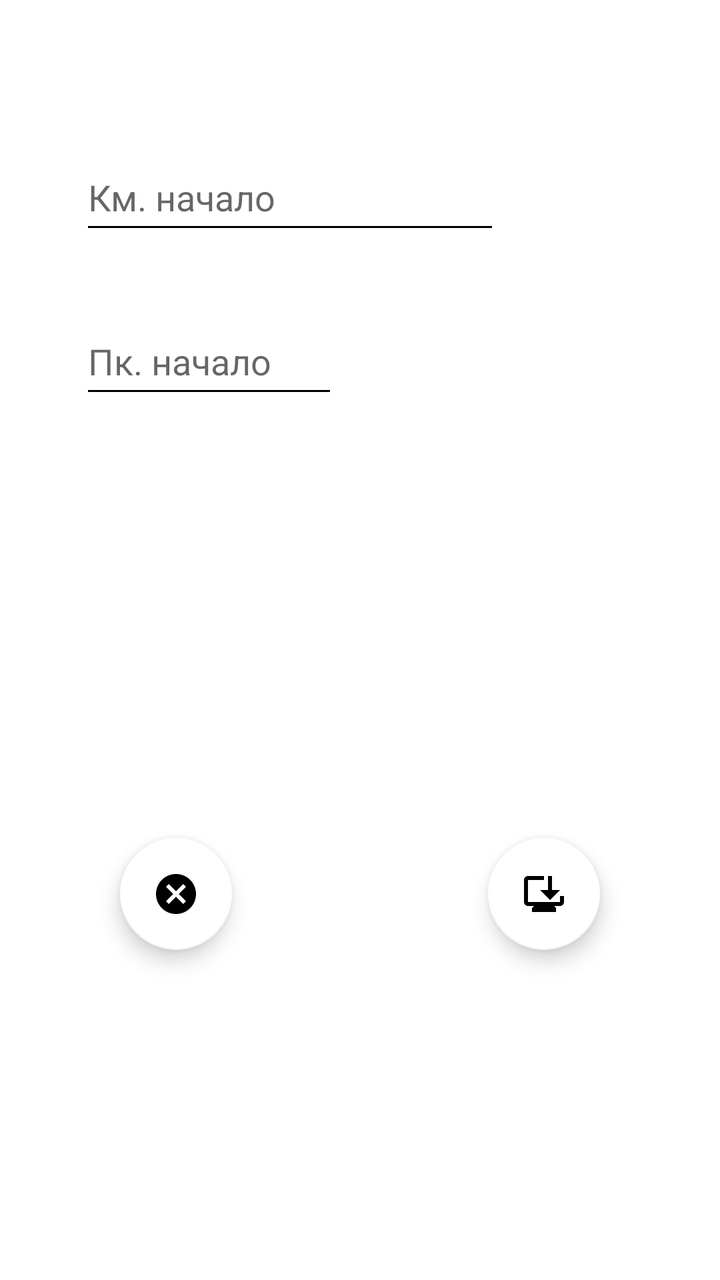
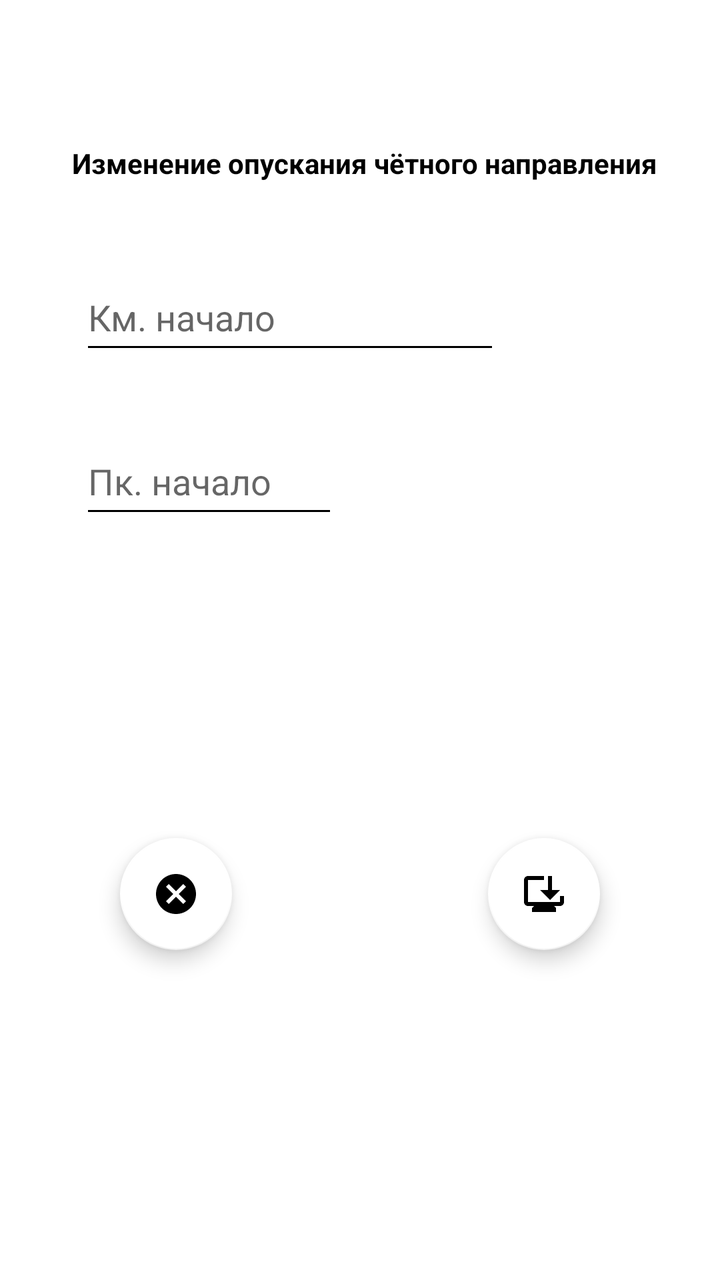

Compare the two renders of this Android layout. The source of the first and the diff that turns it into the second are given below.
<!-- AndroidManifest.xml: application theme Base.Theme.My_Gps_Assistant -->
<!-- res/layout/fragment_update_pantograph_chet.xml -->
<?xml version="1.0" encoding="utf-8"?>
<androidx.constraintlayout.widget.ConstraintLayout xmlns:android="http://schemas.android.com/apk/res/android"
    xmlns:app="http://schemas.android.com/apk/res-auto"
    xmlns:tools="http://schemas.android.com/tools"
    android:layout_width="match_parent"
    android:layout_height="match_parent"
    android:background="#FFFFFF"
    tools:context=".fragments.chet.pantograph.update.UpdatePantographFragmentChet">

    <EditText
        android:id="@+id/ed_update_start_pantograph_chet"
        android:layout_width="0dp"
        android:layout_height="50dp"
        android:layout_marginStart="40dp"
        android:layout_marginTop="72dp"
        android:ems="10"
        android:hint="@string/fragment_update_km_start_pantograph_chet"
        android:importantForAutofill="no"
        android:inputType="number"
        android:maxLength="4"
        android:textColor="#000000"
        app:layout_constraintStart_toStartOf="parent"
        app:layout_constraintTop_toTopOf="parent"
        tools:ignore="HardcodedText,TextContrastCheck" />

    <EditText
        android:id="@+id/ed_update_pk_start_pantograph_chet"
        android:layout_width="129dp"
        android:layout_height="50dp"
        android:layout_marginTop="32dp"
        android:ems="10"
        android:hint="@string/fragment_update_pk_start_pantograph_chet"
        android:inputType="number"
        android:maxLength="2"
        android:textColor="#000000"
        app:layout_constraintEnd_toEndOf="@+id/ed_update_start_pantograph_chet"
        app:layout_constraintHorizontal_bias="0.0"
        app:layout_constraintStart_toStartOf="@+id/ed_update_start_pantograph_chet"
        app:layout_constraintTop_toBottomOf="@+id/ed_update_start_pantograph_chet"
        tools:ignore="Autofill,HardcodedText,MissingConstraints,TextContrastCheck" />

    <com.google.android.material.floatingactionbutton.FloatingActionButton
        android:id="@+id/fb_update_save_pantograph_chet"
        android:layout_width="wrap_content"
        android:layout_height="wrap_content"
        android:layout_marginEnd="60dp"
        android:layout_marginBottom="165dp"
        android:clickable="true"
        android:focusable="true"
        android:src="@drawable/is_save_update_pantograph_chet"
        app:backgroundTint="@color/white"
        app:layout_constraintBottom_toBottomOf="parent"
        app:layout_constraintEnd_toEndOf="parent"
        tools:ignore="ContentDescription,SpeakableTextPresentCheck" />

    <com.google.android.material.floatingactionbutton.FloatingActionButton
        android:id="@+id/fb_update_cancel_pantograph_chet"
        android:layout_width="wrap_content"
        android:layout_height="wrap_content"
        android:layout_marginStart="60dp"
        android:layout_marginBottom="165dp"
        android:clickable="true"
        android:focusable="true"
        android:src="@drawable/is_cancel_update_pantograph_chet"
        app:backgroundTint="@color/white"
        app:layout_constraintBottom_toBottomOf="parent"
        app:layout_constraintStart_toStartOf="parent"
        tools:ignore="ContentDescription,SpeakableTextPresentCheck" />

</androidx.constraintlayout.widget.ConstraintLayout>
<!-- resources referenced by this layout -->
<resources>
  <color name="white">#FFFFFFFF</color>
  <!-- drawable is_cancel_update_pantograph_chet (drawable) -->
  <vector xmlns:android="http://schemas.android.com/apk/res/android" android:height="24dp" android:tint="#52ED27" android:viewportHeight="24" android:viewportWidth="24" android:width="24dp">
        
      <path android:fillColor="@android:color/white" android:pathData="M12,2C6.47,2 2,6.47 2,12s4.47,10 10,10 10,-4.47 10,-10S17.53,2 12,2zM17,15.59L15.59,17 12,13.41 8.41,17 7,15.59 10.59,12 7,8.41 8.41,7 12,10.59 15.59,7 17,8.41 13.41,12 17,15.59z"/>
      
  </vector>
  <!-- drawable is_save_update_pantograph_chet (drawable) -->
  <vector xmlns:android="http://schemas.android.com/apk/res/android" android:height="24dp" android:tint="#52ED27" android:viewportHeight="24" android:viewportWidth="24" android:width="24dp">
        
      <path android:fillColor="@android:color/white" android:pathData="M22,13v3c0,1.1 -0.9,2 -2,2h-3l1,1v2H6v-2l1,-1H4c-1.1,0 -2,-0.9 -2,-2V5c0,-1.1 0.9,-2 2,-2l8,0v2L4,5v11h16v-3H22zM15,15l-5,-5h4V3h2v7h4L15,15z"/>
      
  </vector>
  <string name="fragment_update_km_start_pantograph_chet">Км. начало</string>
  <string name="fragment_update_pk_start_pantograph_chet">Пк. начало</string>
  <style name="Base.Theme.My_Gps_Assistant" parent="Theme.MaterialComponents.Light.NoActionBar">
          
          <item name="colorPrimary">@color/black</item>
          <item name="colorPrimaryVariant">@color/lavender</item>
          <item name="colorOnPrimary">@color/white</item>
  
          <item name="colorSecondary">@color/teal_200</item>
          <item name="colorSecondaryVariant">@color/teal_700</item>
          <item name="colorOnSecondary">@color/black</item>
  
          <item name="android:statusBarColor">@color/lavender</item>
  
  
          <item name="android:windowFullscreen">true</item>
  
          <item name="android:textColorPrimary">@color/black</item>
          <item name="android:textColorSecondary">@color/black</item>
          <item name="android:textColorTertiary">@color/black</item>
  
  
  
  
  
  
  
      </style>
  <color name="black">#FF000000</color>
  <color name="lavender">#8692f7</color>
  <color name="teal_200">#D58DD5</color>
  <color name="teal_700">#00C2EF</color>
</resources>

<!-- the commit's change to res/layout/fragment_update_pantograph_chet.xml (unified diff, before → after) -->
@@ -12,7 +12,7 @@
         android:layout_width="0dp"
         android:layout_height="50dp"
         android:layout_marginStart="40dp"
-        android:layout_marginTop="72dp"
+        android:layout_marginTop="20dp"
         android:ems="10"
         android:hint="@string/fragment_update_km_start_pantograph_chet"
         android:importantForAutofill="no"
@@ -20,7 +20,7 @@
         android:maxLength="4"
         android:textColor="#000000"
         app:layout_constraintStart_toStartOf="parent"
-        app:layout_constraintTop_toTopOf="parent"
+        app:layout_constraintTop_toBottomOf="@+id/textView31"
         tools:ignore="HardcodedText,TextContrastCheck" />
 
     <EditText
@@ -67,4 +67,16 @@
         app:layout_constraintStart_toStartOf="parent"
         tools:ignore="ContentDescription,SpeakableTextPresentCheck" />
 
+    <TextView
+        android:id="@+id/textView31"
+        android:layout_width="325dp"
+        android:layout_height="40dp"
+        android:layout_marginStart="20dp"
+        android:layout_marginTop="72dp"
+        android:text="@string/zagolovok_update_pantograph_chet"
+        android:textAlignment="center"
+        android:textStyle="bold"
+        app:layout_constraintStart_toStartOf="parent"
+        app:layout_constraintTop_toTopOf="parent" />
+
 </androidx.constraintlayout.widget.ConstraintLayout>
<!-- resource entries referenced after the edit -->
@@ -15,6 +15,7 @@
   </vector>
   <string name="fragment_update_km_start_pantograph_chet">Км. начало</string>
   <string name="fragment_update_pk_start_pantograph_chet">Пк. начало</string>
+  <string name="zagolovok_update_pantograph_chet">Изменение опускания чётного направления</string>
   <style name="Base.Theme.My_Gps_Assistant" parent="Theme.MaterialComponents.Light.NoActionBar">
           
           <item name="colorPrimary">@color/black</item>
